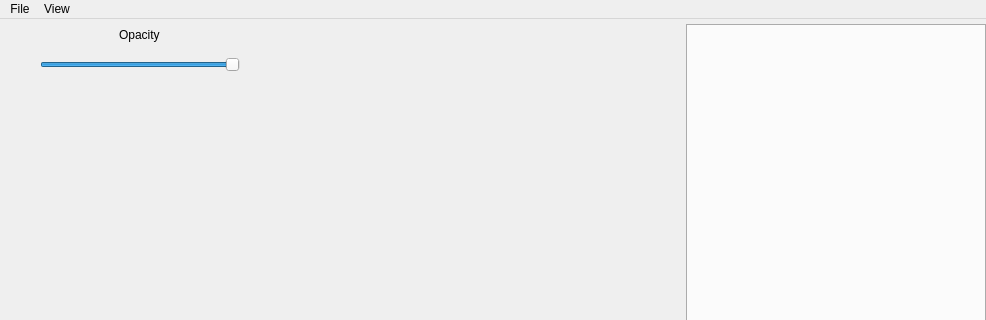
Above: src/mainwindow.ui from dboun/MultiPatientImageProcessing before the change; both pictures show x 0 to 986 and y 0 to 320 of the 986 by 690 pixel window. Below: the same form after it.
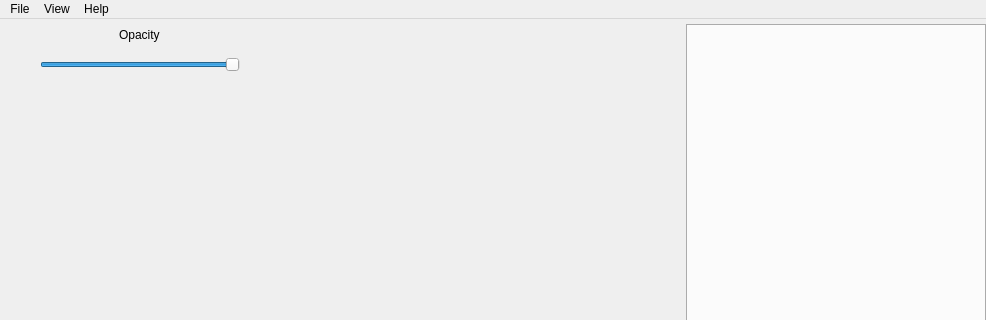
That is the form after the change.

Commit message: adding Help->about place holder

```diff
--- a/src/mainwindow.ui
+++ b/src/mainwindow.ui
@@ -222,7 +222,7 @@
      <x>0</x>
      <y>0</y>
      <width>986</width>
-     <height>22</height>
+     <height>26</height>
     </rect>
    </property>
    <property name="styleSheet">
@@ -248,8 +248,15 @@
     </property>
     <addaction name="actionToggle_fullscreen"/>
    </widget>
+   <widget class="QMenu" name="menuAbout">
+    <property name="title">
+     <string>Help</string>
+    </property>
+    <addaction name="actionAbout"/>
+   </widget>
    <addaction name="menuFile"/>
    <addaction name="menuView"/>
+   <addaction name="menuAbout"/>
   </widget>
   <action name="actionOpen_Dicom">
    <property name="text">
```
Left out of the diff: 5 changed lines with no effect on the pictures.
